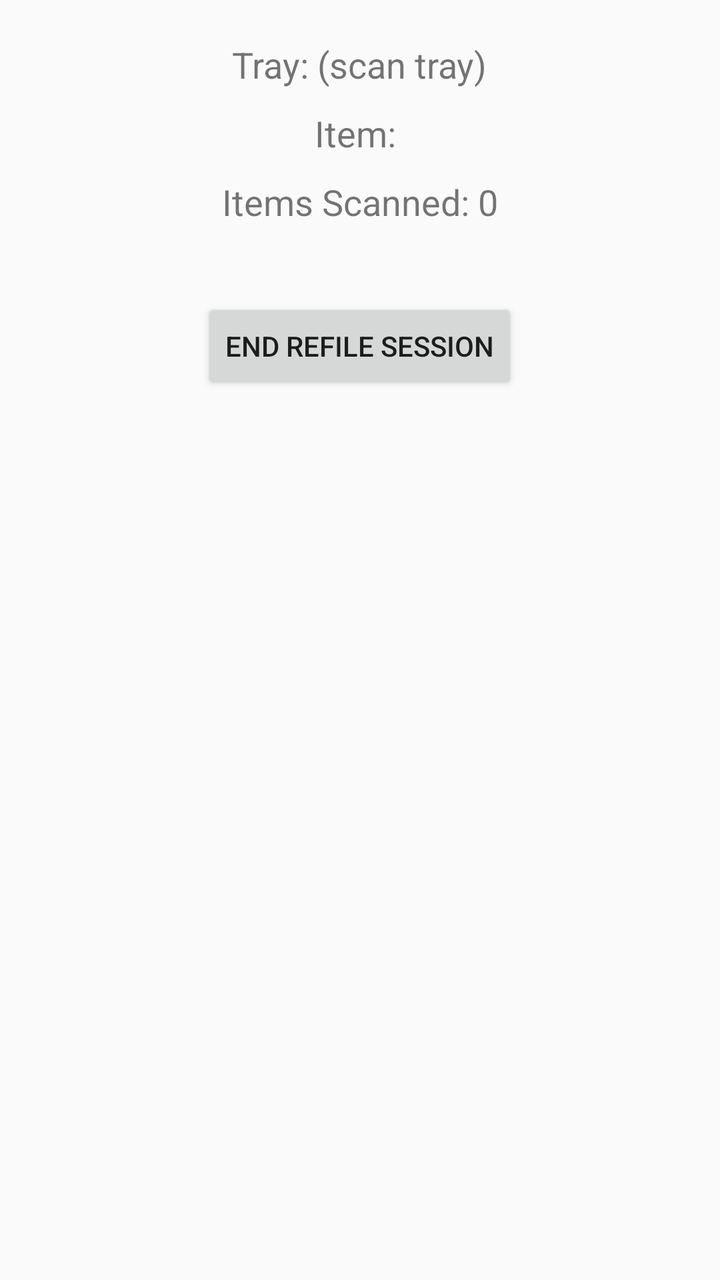
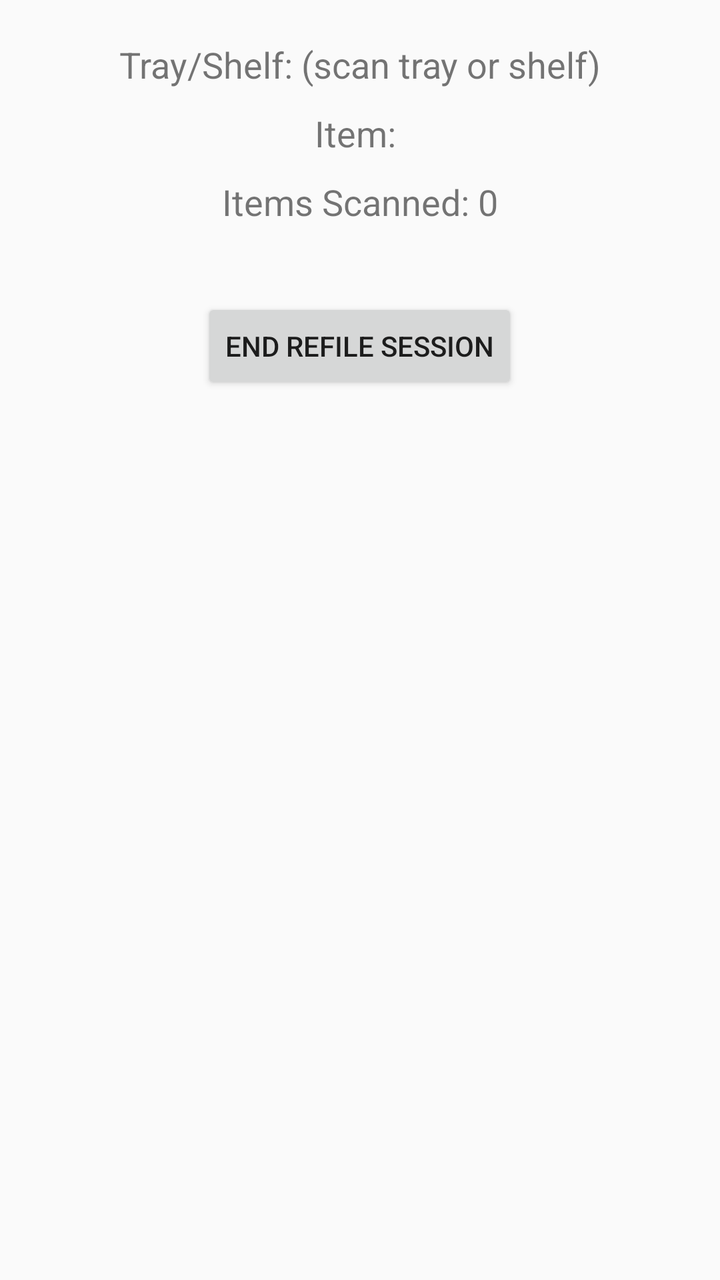

An Android layout rendered at two revisions. The XML below is the earlier revision; the diff shows what the commit changed to produce the second picture.
<!-- AndroidManifest.xml: application theme Theme.AppCompat.Light.DarkActionBar -->
<!-- res/layout/activity_refile.xml -->
<?xml version="1.0" encoding="utf-8"?>
<LinearLayout xmlns:android="http://schemas.android.com/apk/res/android"
    android:orientation="vertical"
    android:gravity="center"
    android:layout_width="match_parent"
    android:layout_height="match_parent"
    android:padding="20dp">

    <TextView
        android:id="@+id/text_tray"
        android:text="Tray: (scan tray)"
        android:textSize="18sp"
        android:layout_marginBottom="10dp"
        android:layout_width="wrap_content"
        android:layout_height="wrap_content" />

    <TextView
        android:id="@+id/text_item"
        android:text="Item: "
        android:textSize="18sp"
        android:layout_marginBottom="10dp"
        android:layout_width="wrap_content"
        android:layout_height="wrap_content" />

    <TextView
        android:id="@+id/text_count"
        android:text="Items Scanned: 0"
        android:textSize="18sp"
        android:layout_marginBottom="20dp"
        android:layout_width="wrap_content"
        android:layout_height="wrap_content" />

    <Button
        android:id="@+id/button_end"
        android:text="End Refile Session"
        android:layout_width="wrap_content"
        android:layout_height="wrap_content"
        android:layout_marginTop="16dp"
        android:layout_gravity="center_horizontal" />

    <androidx.recyclerview.widget.RecyclerView
        android:id="@+id/refile_summary_list"
        android:layout_width="match_parent"
        android:layout_height="0dp"
        android:layout_weight="1"
        android:scrollbars="vertical"
        android:paddingTop="8dp"
        android:paddingBottom="8dp" />

</LinearLayout>
<!-- resources referenced by this layout -->
<resources>

</resources>

<!-- the commit's change to res/layout/activity_refile.xml (unified diff, before → after) -->
@@ -8,7 +8,7 @@
 
     <TextView
         android:id="@+id/text_tray"
-        android:text="Tray: (scan tray)"
+        android:text="Tray/Shelf: (scan tray or shelf)"
         android:textSize="18sp"
         android:layout_marginBottom="10dp"
         android:layout_width="wrap_content"
